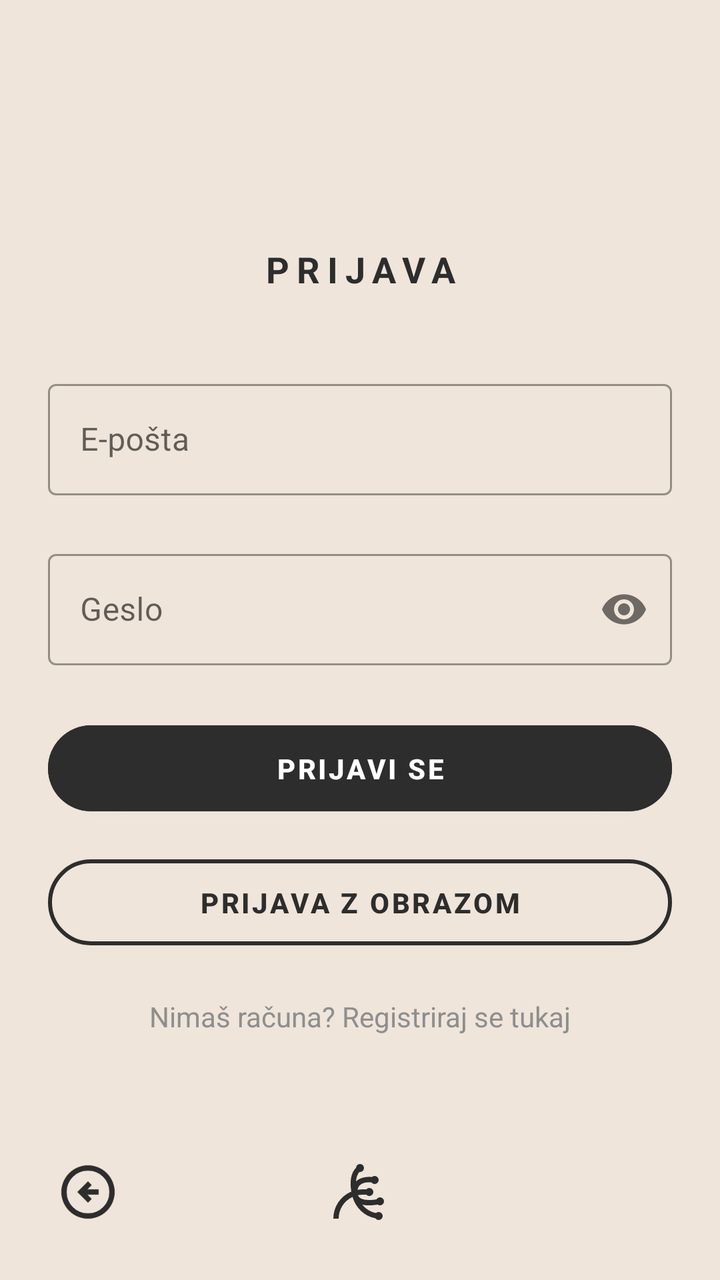
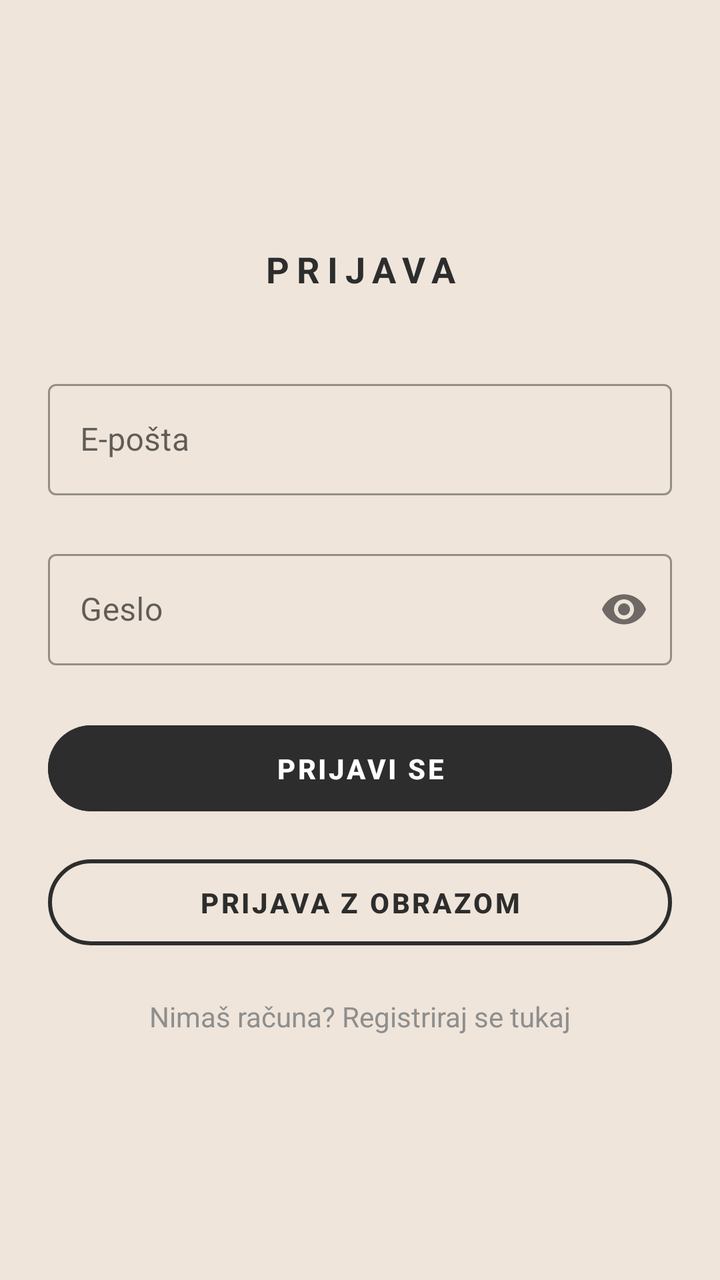

Screens rendered from an Android XML layout before and after an edit, with the pre-edit source and the edit as a unified diff.
<!-- AndroidManifest.xml: application theme Theme.PametniPaketnik -->
<!-- res/layout/activity_login.xml -->
<?xml version="1.0" encoding="utf-8"?>
<androidx.constraintlayout.widget.ConstraintLayout xmlns:android="http://schemas.android.com/apk/res/android"
    xmlns:app="http://schemas.android.com/apk/res-auto"
    xmlns:tools="http://schemas.android.com/tools"
    android:id="@+id/main"
    android:layout_width="match_parent"
    android:layout_height="match_parent"
    android:background="@color/background"
    tools:context=".LoginActivity">

    <LinearLayout
        android:layout_width="match_parent"
        android:layout_height="wrap_content"
        android:orientation="vertical"
        android:background="@color/background"
        android:paddingStart="24dp"
        android:paddingEnd="24dp"
        app:layout_constraintTop_toTopOf="parent"
        app:layout_constraintBottom_toBottomOf="parent"
        app:layout_constraintStart_toStartOf="parent"
        app:layout_constraintEnd_toEndOf="parent" >

        <TextView
            android:id="@+id/loginTitle"
            android:text="@string/login_title"
            android:layout_width="match_parent"
            android:layout_height="wrap_content"
            android:textAlignment="center"
            android:textColor="@color/history_text_primary"
            android:textAllCaps="true"
            android:textStyle="bold"
            android:letterSpacing="0.2"
            android:textSize="18sp"
            android:layout_marginBottom="40dp"/>

        <com.google.android.material.textfield.TextInputLayout
            android:id="@+id/emailTitle"
            style="@style/Widget.MaterialComponents.TextInputLayout.OutlinedBox"
            android:layout_width="match_parent"
            android:layout_height="wrap_content"
            android:layout_marginBottom="24dp"
            android:hint="@string/emailHint">

            <com.google.android.material.textfield.TextInputEditText
                android:id="@+id/inputEmail"
                android:layout_width="match_parent"
                android:layout_height="wrap_content"
                android:inputType="textEmailAddress"
                android:textColor="@color/history_text_primary" />
        </com.google.android.material.textfield.TextInputLayout>

        <com.google.android.material.textfield.TextInputLayout
            android:id="@+id/passwordTitle"
            style="@style/Widget.MaterialComponents.TextInputLayout.OutlinedBox"
            android:layout_width="match_parent"
            android:layout_height="wrap_content"
            android:layout_marginBottom="24dp"
            app:passwordToggleEnabled="true"
            android:hint="@string/passwordHint">

            <com.google.android.material.textfield.TextInputEditText
                android:id="@+id/inputPassword"
                android:layout_width="match_parent"
                android:layout_height="wrap_content"
                android:inputType="textPassword"
                android:textColor="@color/history_text_primary" />
        </com.google.android.material.textfield.TextInputLayout>

        <Button
            android:id="@+id/btnLogin"
            android:layout_width="match_parent"
            android:layout_height="55dp"
            android:text="@string/prijavi_se"
            android:textStyle="bold"
            android:textAllCaps="true"
            android:backgroundTint="@color/history_text_primary"
            android:textColor="@android:color/white"
            app:cornerRadius="40dp" />

        <Button
            android:id="@+id/btnFaceIdLogin"
            android:layout_width="match_parent"
            android:layout_height="55dp"
            android:layout_marginTop="12dp"
            android:text="@string/prijava_z_obrazom"
            android:textStyle="bold"
            android:backgroundTint="@color/background"
            android:textColor="@color/history_text_primary"
            app:strokeColor="@color/history_text_primary"
            app:strokeWidth="2dp"
            app:cornerRadius="40dp" />

        <TextView
            android:id="@+id/goToRegister"
            android:layout_width="match_parent"
            android:layout_height="wrap_content"
            android:layout_marginTop="20dp"
            android:text="@string/go_to_register_text"
            android:textAlignment="center"
            android:textColor="@color/history_text_secondary"
            android:textSize="14sp" />

    </LinearLayout>
    <ImageButton
        android:id="@+id/btnHome"
        android:layout_width="56dp"
        android:layout_height="56dp"
        android:layout_marginBottom="16dp"
        android:background="?attr/selectableItemBackgroundBorderless"
        android:contentDescription="@string/domov"
        android:padding="12dp"
        android:scaleType="fitCenter"
        android:src="@drawable/ic_home_black"
        app:layout_constraintBottom_toBottomOf="parent"
        app:layout_constraintStart_toStartOf="parent"
        app:layout_constraintEnd_toEndOf="parent"
        app:tint="@color/history_text_primary" />

    <ImageButton
        android:id="@+id/btnBack"
        android:layout_width="56dp"
        android:layout_height="56dp"
        android:layout_marginStart="16dp"
        android:layout_marginBottom="16dp"
        android:background="?attr/selectableItemBackgroundBorderless"
        android:contentDescription="@string/nazaj"
        android:padding="12dp"
        android:scaleType="fitCenter"
        android:src="@drawable/ic_back_black"
        app:layout_constraintBottom_toBottomOf="parent"
        app:layout_constraintStart_toStartOf="parent"
        app:tint="@color/history_text_primary" />


</androidx.constraintlayout.widget.ConstraintLayout>
<!-- resources referenced by this layout -->
<resources>
  <color name="background">#EFE5DA</color>
  <color name="history_text_primary">#2D2D2D</color>
  <color name="history_text_secondary">#8E8E8E</color>
  <!-- drawable ic_back_black (drawable) -->
  <vector xmlns:android="http://schemas.android.com/apk/res/android" android:autoMirrored="true" android:height="24dp" android:tint="#000000" android:viewportHeight="960" android:viewportWidth="960" android:width="24dp">
        
      <path android:fillColor="@android:color/white" android:pathData="M480,640L536,584L472,520L640,520L640,440L472,440L536,376L480,320L320,480L480,640ZM480,880Q397,880 324,848.5Q251,817 197,763Q143,709 111.5,636Q80,563 80,480Q80,397 111.5,324Q143,251 197,197Q251,143 324,111.5Q397,80 480,80Q563,80 636,111.5Q709,143 763,197Q817,251 848.5,324Q880,397 880,480Q880,563 848.5,636Q817,709 763,763Q709,817 636,848.5Q563,880 480,880ZM480,800Q614,800 707,707Q800,614 800,480Q800,346 707,253Q614,160 480,160Q346,160 253,253Q160,346 160,480Q160,614 253,707Q346,800 480,800ZM480,480Q480,480 480,480Q480,480 480,480Q480,480 480,480Q480,480 480,480Q480,480 480,480Q480,480 480,480Q480,480 480,480Q480,480 480,480Z"/>
      
  </vector>
  <!-- drawable ic_home_black (drawable) -->
  <vector xmlns:android="http://schemas.android.com/apk/res/android" android:height="24dp" android:tint="#000000" android:viewportHeight="960" android:viewportWidth="960" android:width="24dp">
        
      <path android:fillColor="@android:color/white" android:pathData="M760,900Q745,900 732,893Q719,886 711,874Q590,852 497.5,766Q405,680 368,554Q272,599 216,686.5Q160,774 160,880L80,880Q80,746 153.5,636Q227,526 350,474Q329,359 346.5,266.5Q364,174 420,117Q420,117 420,117Q420,117 420,117Q422,93 439,76.5Q456,60 480,60Q505,60 522.5,77.5Q540,95 540,120Q540,145 522.5,162.5Q505,180 480,180Q478,180 476,180Q474,180 471,179Q449,204 436,240.5Q423,277 419,322Q439,302 465.5,287.5Q492,273 524,265Q554,257 588.5,254.5Q623,252 661,255Q669,247 679,243.5Q689,240 700,240Q725,240 742.5,257.5Q760,275 760,300Q760,325 742.5,342.5Q725,360 700,360Q686,360 672.5,353.5Q659,347 651,335Q618,333 587.5,335.5Q557,338 533,346Q494,359 471.5,384Q449,409 443,448Q471,443 490.5,441.5Q510,440 576,440Q584,430 595.5,425Q607,420 620,420Q645,420 662.5,437.5Q680,455 680,480Q680,505 662.5,522.5Q645,540 620,540Q607,540 595.5,535Q584,530 576,520Q513,520 493,521.5Q473,523 448,528Q461,562 499,580Q537,598 598,600Q627,602 660.5,599Q694,596 728,590Q736,576 750,568Q764,560 780,560Q805,560 822.5,577.5Q840,595 840,620Q840,645 822.5,662.5Q805,680 780,680Q770,680 761.5,677Q753,674 745,668Q711,674 678.5,677.5Q646,681 617,681Q588,681 562,678Q536,675 513,669Q551,718 605.5,751.5Q660,785 720,796Q728,788 738.5,784Q749,780 760,780Q785,780 802.5,797.5Q820,815 820,840Q820,865 802.5,882.5Q785,900 760,900Z"/>
      
  </vector>
  <string name="domov">Domov</string>
  <string name="emailHint">E-pošta</string>
  <string name="go_to_register_text">Nimaš računa? Registriraj se tukaj</string>
  <string name="login_title">Prijava</string>
  <string name="nazaj">Nazaj</string>
  <string name="passwordHint">Geslo</string>
  <string name="prijava_z_obrazom">Prijava z obrazom</string>
  <string name="prijavi_se">Prijavi se</string>
  <style name="Theme.PametniPaketnik" parent="Base.Theme.PametniPaketnik" />
  <style name="Base.Theme.PametniPaketnik" parent="Theme.MaterialComponents.Light.NoActionBar">
          <item name="colorPrimary">@color/history_text_primary</item>
          <item name="android:statusBarColor">@color/background</item>
          <item name="android:windowLightStatusBar">true</item> </style>
</resources>

<!-- the commit's change to res/layout/activity_login.xml (unified diff, before → after) -->
@@ -101,35 +101,5 @@
             android:textSize="14sp" />
 
     </LinearLayout>
-    <ImageButton
-        android:id="@+id/btnHome"
-        android:layout_width="56dp"
-        android:layout_height="56dp"
-        android:layout_marginBottom="16dp"
-        android:background="?attr/selectableItemBackgroundBorderless"
-        android:contentDescription="@string/domov"
-        android:padding="12dp"
-        android:scaleType="fitCenter"
-        android:src="@drawable/ic_home_black"
-        app:layout_constraintBottom_toBottomOf="parent"
-        app:layout_constraintStart_toStartOf="parent"
-        app:layout_constraintEnd_toEndOf="parent"
-        app:tint="@color/history_text_primary" />
-
-    <ImageButton
-        android:id="@+id/btnBack"
-        android:layout_width="56dp"
-        android:layout_height="56dp"
-        android:layout_marginStart="16dp"
-        android:layout_marginBottom="16dp"
-        android:background="?attr/selectableItemBackgroundBorderless"
-        android:contentDescription="@string/nazaj"
-        android:padding="12dp"
-        android:scaleType="fitCenter"
-        android:src="@drawable/ic_back_black"
-        app:layout_constraintBottom_toBottomOf="parent"
-        app:layout_constraintStart_toStartOf="parent"
-        app:tint="@color/history_text_primary" />
-
 
 </androidx.constraintlayout.widget.ConstraintLayout>
<!-- resource entries referenced after the edit -->
@@ -3,23 +3,9 @@
   <color name="background">#EFE5DA</color>
   <color name="history_text_primary">#2D2D2D</color>
   <color name="history_text_secondary">#8E8E8E</color>
-  <!-- drawable ic_back_black (drawable) -->
-  <vector xmlns:android="http://schemas.android.com/apk/res/android" android:autoMirrored="true" android:height="24dp" android:tint="#000000" android:viewportHeight="960" android:viewportWidth="960" android:width="24dp">
-        
-      <path android:fillColor="@android:color/white" android:pathData="M480,640L536,584L472,520L640,520L640,440L472,440L536,376L480,320L320,480L480,640ZM480,880Q397,880 324,848.5Q251,817 197,763Q143,709 111.5,636Q80,563 80,480Q80,397 111.5,324Q143,251 197,197Q251,143 324,111.5Q397,80 480,80Q563,80 636,111.5Q709,143 763,197Q817,251 848.5,324Q880,397 880,480Q880,563 848.5,636Q817,709 763,763Q709,817 636,848.5Q563,880 480,880ZM480,800Q614,800 707,707Q800,614 800,480Q800,346 707,253Q614,160 480,160Q346,160 253,253Q160,346 160,480Q160,614 253,707Q346,800 480,800ZM480,480Q480,480 480,480Q480,480 480,480Q480,480 480,480Q480,480 480,480Q480,480 480,480Q480,480 480,480Q480,480 480,480Q480,480 480,480Z"/>
-      
-  </vector>
-  <!-- drawable ic_home_black (drawable) -->
-  <vector xmlns:android="http://schemas.android.com/apk/res/android" android:height="24dp" android:tint="#000000" android:viewportHeight="960" android:viewportWidth="960" android:width="24dp">
-        
-      <path android:fillColor="@android:color/white" android:pathData="M760,900Q745,900 732,893Q719,886 711,874Q590,852 497.5,766Q405,680 368,554Q272,599 216,686.5Q160,774 160,880L80,880Q80,746 153.5,636Q227,526 350,474Q329,359 346.5,266.5Q364,174 420,117Q420,117 420,117Q420,117 420,117Q422,93 439,76.5Q456,60 480,60Q505,60 522.5,77.5Q540,95 540,120Q540,145 522.5,162.5Q505,180 480,180Q478,180 476,180Q474,180 471,179Q449,204 436,240.5Q423,277 419,322Q439,302 465.5,287.5Q492,273 524,265Q554,257 588.5,254.5Q623,252 661,255Q669,247 679,243.5Q689,240 700,240Q725,240 742.5,257.5Q760,275 760,300Q760,325 742.5,342.5Q725,360 700,360Q686,360 672.5,353.5Q659,347 651,335Q618,333 587.5,335.5Q557,338 533,346Q494,359 471.5,384Q449,409 443,448Q471,443 490.5,441.5Q510,440 576,440Q584,430 595.5,425Q607,420 620,420Q645,420 662.5,437.5Q680,455 680,480Q680,505 662.5,522.5Q645,540 620,540Q607,540 595.5,535Q584,530 576,520Q513,520 493,521.5Q473,523 448,528Q461,562 499,580Q537,598 598,600Q627,602 660.5,599Q694,596 728,590Q736,576 750,568Q764,560 780,560Q805,560 822.5,577.5Q840,595 840,620Q840,645 822.5,662.5Q805,680 780,680Q770,680 761.5,677Q753,674 745,668Q711,674 678.5,677.5Q646,681 617,681Q588,681 562,678Q536,675 513,669Q551,718 605.5,751.5Q660,785 720,796Q728,788 738.5,784Q749,780 760,780Q785,780 802.5,797.5Q820,815 820,840Q820,865 802.5,882.5Q785,900 760,900Z"/>
-      
-  </vector>
-  <string name="domov">Domov</string>
   <string name="emailHint">E-pošta</string>
   <string name="go_to_register_text">Nimaš računa? Registriraj se tukaj</string>
   <string name="login_title">Prijava</string>
-  <string name="nazaj">Nazaj</string>
   <string name="passwordHint">Geslo</string>
   <string name="prijava_z_obrazom">Prijava z obrazom</string>
   <string name="prijavi_se">Prijavi se</string>
